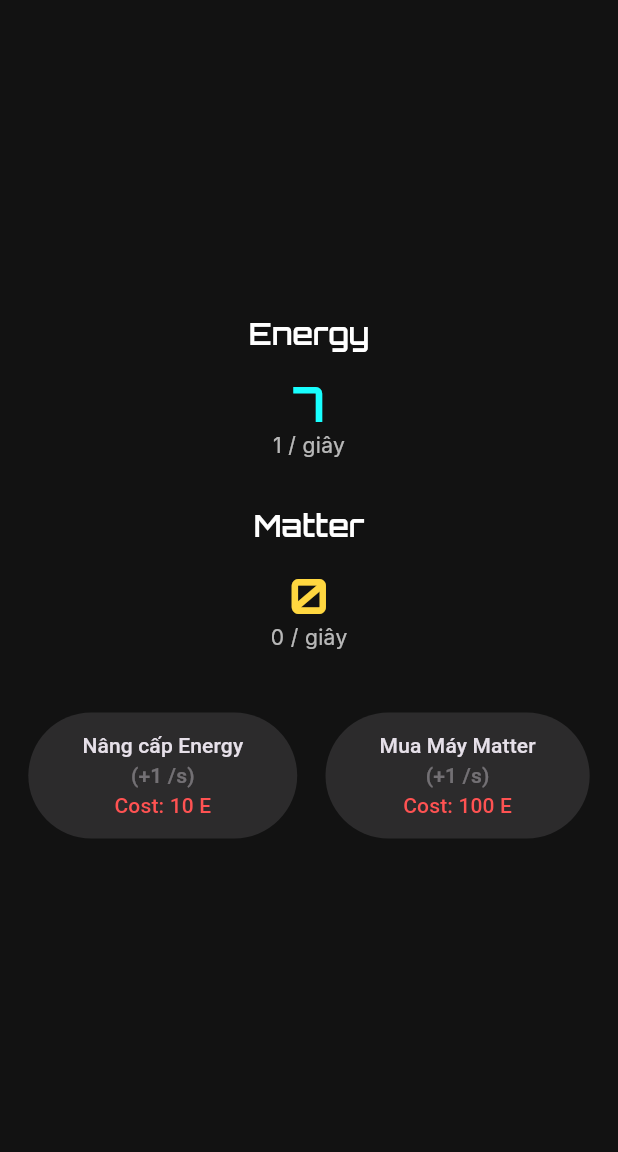
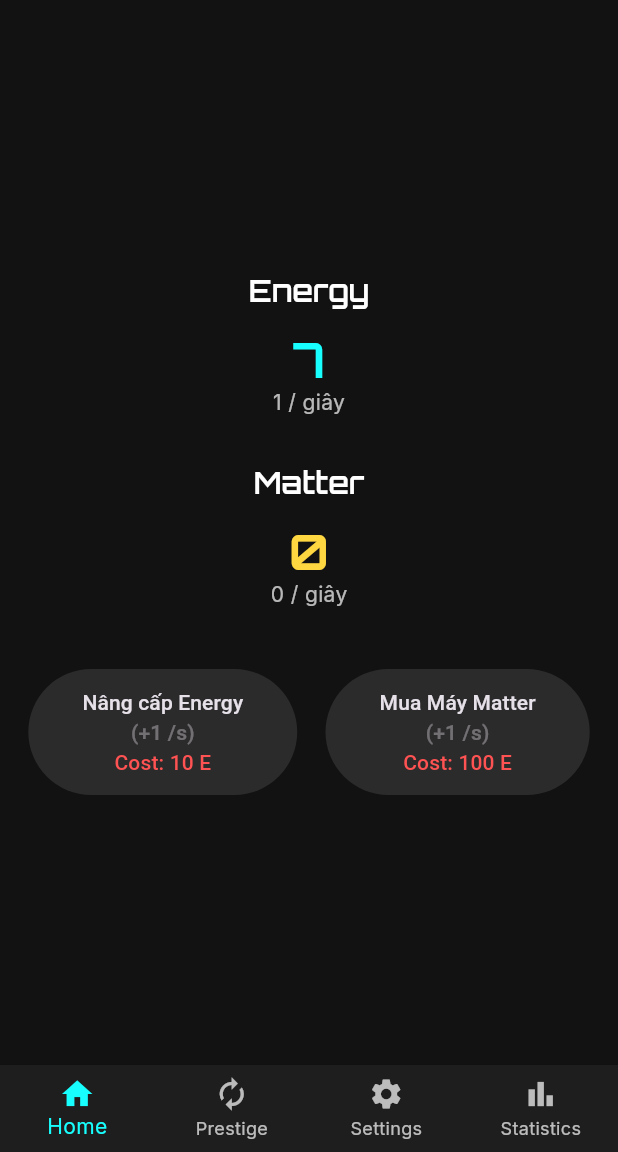
Before and after one commit to ThanhdatOris/idle_universe, a Flutter app: the screen it shows after launch, on a phone screen of 412 x 824 dp, the part 84-1236 px from its top. Run offline on Flutter 3.47's test engine with Material 3 defaults, Android fonts, the phone set to English and light mode, and no system bars; our stand-ins replace decimal, flutter_riverpod, google_fonts.

Commit message:
add navbar

```diff
--- a/lib/features/home/presentation/screens/home_screen.dart
+++ b/lib/features/home/presentation/screens/home_screen.dart
@@ -1,6 +1,7 @@
 import 'package:flutter/material.dart';
 import 'package:flutter_riverpod/flutter_riverpod.dart';
 import 'package:idle_universe/features/home/presentation/logic/game_controller.dart';
+import 'package:idle_universe/core/widgets/widgets.dart';
 
 class HomeScreen extends ConsumerWidget {
   const HomeScreen({super.key});
@@ -109,6 +110,12 @@ class HomeScreen extends ConsumerWidget {
           ],
         ),
       ),
+      bottomNavigationBar: NavBar(
+        currentIndex: 0,
+        onTap: (index) {
+          // Handle navigation
+        },
+      ),
     );
   }
 }
```
Also changed, not shown: 1 other file.
